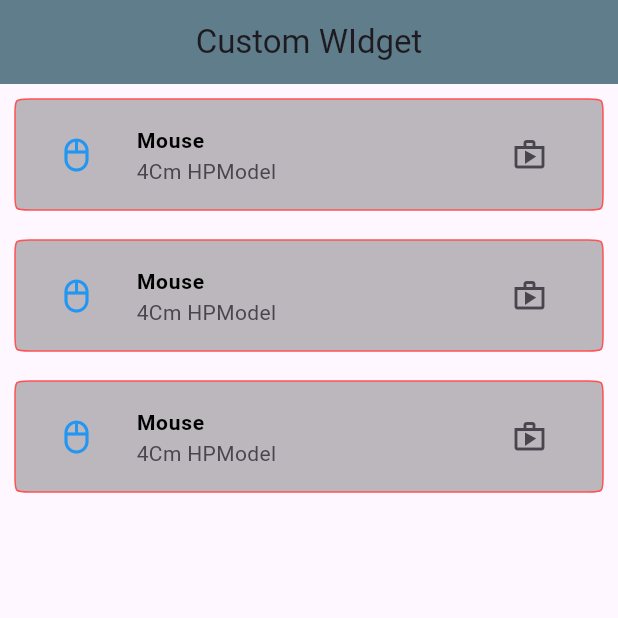
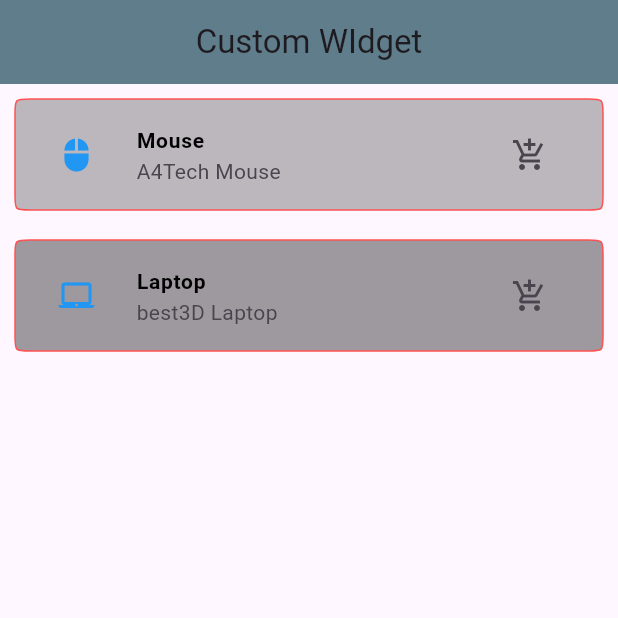
Before and after one commit to KHALEDKHLYAN/Flutter_Widgets, a Flutter app: the screen it shows after launch, on a phone screen of 412 x 824 dp, the top half of it. Run offline on Flutter 3.47's test engine with Material 3 defaults, Android fonts, the phone set to English and light mode, and no system bars.

Commit message:
Custom widget

```diff
--- a/lib/screens/code_reusing.dart
+++ b/lib/screens/code_reusing.dart
@@ -15,11 +15,20 @@
           backgroundColor: Colors.blueGrey,
         ),
         body: ListView(
-          children: const [
-            ListTileWidget(),
-            ListTileWidget(),
-            ListTileWidget(),
-            ],
+          children: [
+            ListTileWidget(
+              title: 'Mouse',
+              subTitle: 'A4Tech Mouse',
+              leadingIcon: Icons.mouse,
+              listTileColor: Colors.black26,
+            ),
+            ListTileWidget(
+              title: 'Laptop',
+              subTitle: 'best3D Laptop',
+              leadingIcon: Icons.laptop_mac,
+              listTileColor: Colors.black38,
+            ),
+          ],
         ),
       ),
     );
--- a/lib/widgets/listview.dart
+++ b/lib/widgets/listview.dart
@@ -1,17 +1,32 @@
 import 'package:flutter/material.dart';
 
+// ignore: must_be_immutable
+class ListTileWidget extends StatefulWidget {
 
-class ListTileWidget extends StatelessWidget {
-  const ListTileWidget({
-    super.key,
+  String title, subTitle;
+  IconData leadingIcon, trailingIcon;
+  Color? listTileColor, iconColor;
+
+  ListTileWidget({super.key,
+    required this.title,
+    required this.subTitle,
+    this.leadingIcon = Icons.label,
+    this.trailingIcon = Icons.add_shopping_cart  ,
+    this.listTileColor,
+    this.iconColor,
   });
 
+  @override
+  State<ListTileWidget> createState() => _ListTileWidgetState();
+}
+
+class _ListTileWidgetState extends State<ListTileWidget> {
   @override
   Widget build(BuildContext context) {
     return Padding(
       padding: const EdgeInsets.all(10.0),
       child: ListTile(
-        tileColor: Colors.black26,
+        tileColor: widget.listTileColor,
         shape: ContinuousRectangleBorder(
             borderRadius: BorderRadius.circular(10),
             side: const BorderSide(
@@ -20,19 +35,19 @@
             )),
         leading: IconButton(
           onPressed: () {},
-          icon: const Icon(Icons.mouse_outlined),
+          icon:  Icon(widget.leadingIcon),
           color: Colors.blue,
         ),
-        title: const Text(
-          'Mouse',
-          style: TextStyle(
+        title:  Text(
+          widget.title,
+          style: const TextStyle(
               color: Colors.black,
               fontSize: 14.0,
               fontWeight: FontWeight.bold),
         ),
-        subtitle: const Text('4Cm HPModel'),
+        subtitle: Text(widget.subTitle),
         trailing: IconButton(
-            onPressed: () {}, icon: const Icon(Icons.shop_outlined)),
+            onPressed: () {}, icon:  Icon(widget.trailingIcon)),
       ),
     );
   }
```
Also changed, not shown: lib/widgets/stlss_stful.dart (added).
